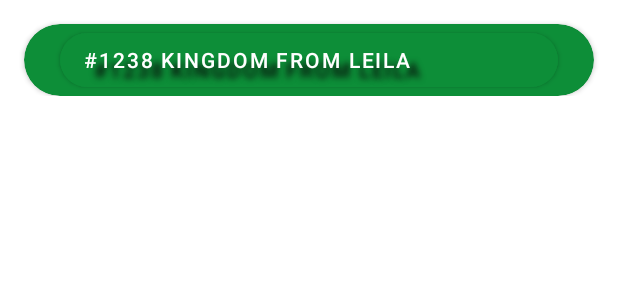
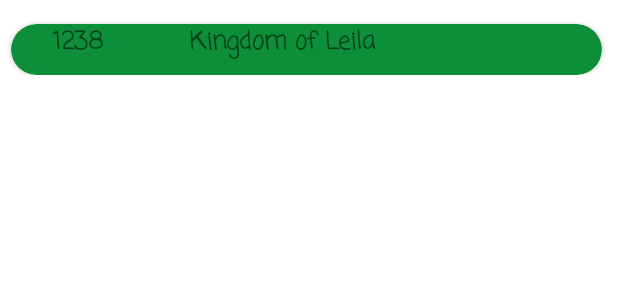
Before and after one commit to NicoleRoehm/DataofRoK, an Android app: the layout kingdom_item.xml on its own in the app's theme, with its tools: preview values and no code run, on a phone screen of 412 x 824 dp. Shown: the top 300 px of the screen. Run offline under Robolectric (Android 15) with nearby library versions, the phone set to English and light mode, and no system bars.

Commit message:
Projekt App DataofRoK for Rise of Kingdoms

```diff
--- /dev/null
+++ b/app/src/main/java/com/example/dataofRoK/data/model/Kingdoms.kt
@@ -0,0 +1,3 @@
+package com.example.dataofRoK.data.model
+
+data class Kingdoms (val name : String, val number : Int)
--- /dev/null
+++ b/app/src/main/java/com/example/dataofRoK/data/model/Members.kt
@@ -0,0 +1,4 @@
+package com.example.dataofRoK.data.model
+
+class Members {
+}
--- a/app/src/main/java/com/example/dataofRoK/model/Kingdoms.kt
+++ /dev/null
@@ -1,4 +0,0 @@
-package com.example.dataofRoK.model
-
-class Kingdoms {
-}
--- a/app/src/main/java/com/example/dataofRoK/model/Members.kt
+++ /dev/null
@@ -1,4 +0,0 @@
-package com.example.dataofRoK.model
-
-class Members {
-}
--- a/app/src/main/res/layout/kingdom_item.xml
+++ b/app/src/main/res/layout/kingdom_item.xml
@@ -7,8 +7,8 @@
 
     <androidx.cardview.widget.CardView
         android:id="@+id/kingdom_item_cardview_clicker"
-        android:layout_width="0dp"
-        android:layout_height="wrap_content"
+        android:layout_width="394dp"
+        android:layout_height="34dp"
         android:layout_marginStart="16dp"
         android:layout_marginTop="16dp"
         android:layout_marginEnd="16dp"
@@ -16,24 +16,30 @@
         app:cardCornerRadius="40dp"
         app:layout_constraintBottom_toBottomOf="parent"
         app:layout_constraintEnd_toEndOf="parent"
+        app:layout_constraintHorizontal_bias="0.666"
         app:layout_constraintStart_toStartOf="parent"
-        app:layout_constraintTop_toTopOf="parent">
+        app:layout_constraintTop_toTopOf="parent"
+        app:layout_constraintVertical_bias="0.011">
 
-        <Button
-            android:id="@+id/kingdom_item_button"
-            android:layout_width="match_parent"
-            android:layout_height="wrap_content"
-            android:layout_marginStart="24dp"
-            android:layout_marginEnd="24dp"
-            android:backgroundTint="#0D8E38"
-            android:elevation="20dp"
-            android:shadowColor="#070707"
-            android:shadowDx="10"
-            android:shadowDy="10"
-            android:shadowRadius="5"
-            android:textAlignment="viewStart"
-            app:cornerRadius="20dp"
-            tools:text="#1238 Kingdom from Leila" />
+        <TextView
+            android:id="@+id/kingdomtext_item"
+            android:layout_width="362dp"
+            android:layout_height="match_parent"
+            android:fontFamily="casual"
+            android:textAlignment="center"
+            android:textSize="16sp"
+            android:textStyle="bold"
+            tools:text="Kingdom of Leila" />
+
+        <TextView
+            android:id="@+id/kingdomnumber_item"
+            android:layout_width="89dp"
+            android:layout_height="match_parent"
+            android:fontFamily="casual"
+            android:textAlignment="center"
+            android:textSize="16sp"
+            android:textStyle="bold"
+            tools:text="1238" />
     </androidx.cardview.widget.CardView>
 
 </androidx.constraintlayout.widget.ConstraintLayout>
```
Also changed, not shown: app/src/main/java/com/example/dataofRoK/adapter/KingdomAdapter.kt (+25 -5 lines), app/src/main/java/com/example/dataofRoK/data/Repository.kt (added, +41 -0 lines).
